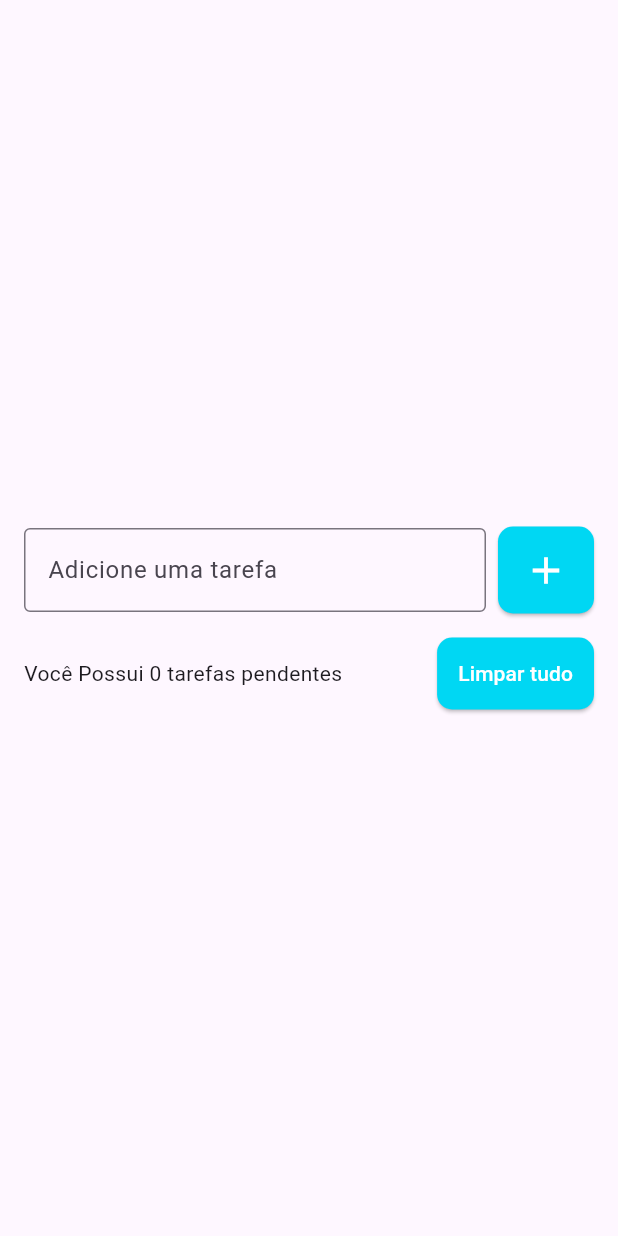
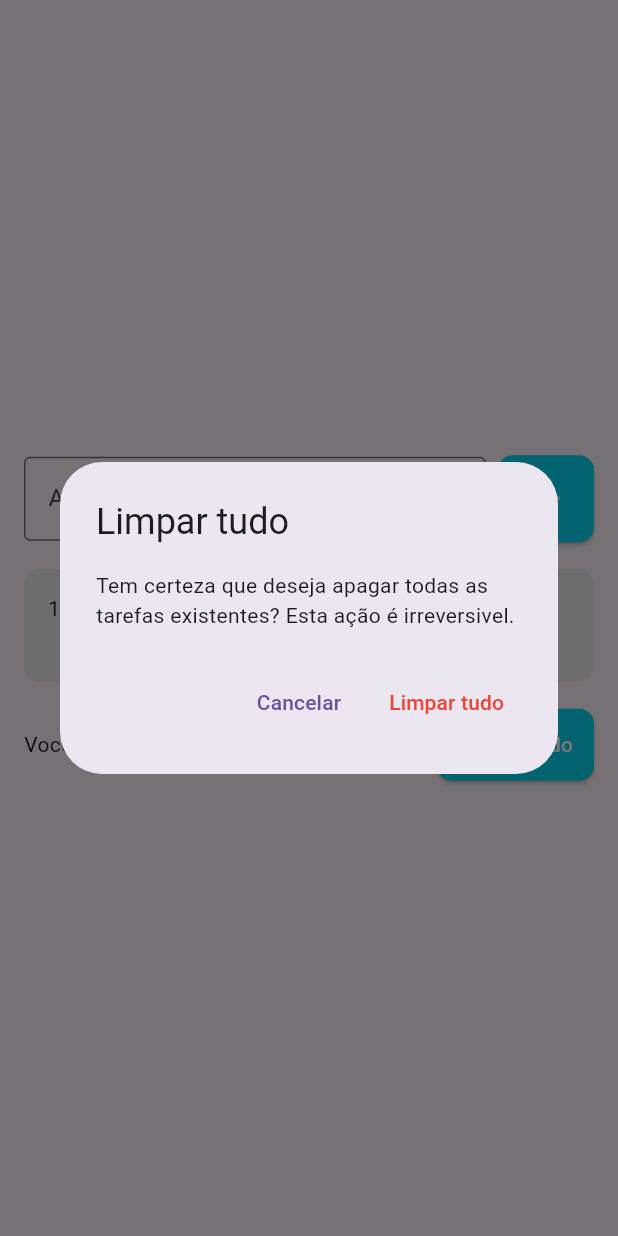
Before and after one commit to petersudario/flutter_todo_list, a Flutter app: the screen it shows after launch, after a tap on the "add" icon, after a tap on "Limpar tudo", on a phone screen of 412 x 824 dp. Run offline on Flutter 3.47's test engine with Material 3 defaults, Android fonts, the phone set to English and light mode, and no system bars; drawn by our look-alikes of flutter_slidable.

```diff
--- a/lib/main.dart
+++ b/lib/main.dart
@@ -11,6 +11,7 @@ class MyApp extends StatelessWidget {
   @override
   Widget build(BuildContext context) {
     return MaterialApp(
+      debugShowCheckedModeBanner: false,
       home: TodoListPage(),
     );
   }
--- /dev/null
+++ b/lib/models/todo.dart
@@ -0,0 +1,8 @@
+class Todo {
+
+  Todo({required this.title, required this.date});
+
+  String title;
+
+  DateTime date;
+}
--- a/lib/pages/todo_list_page.dart
+++ b/lib/pages/todo_list_page.dart
@@ -1,25 +1,28 @@
 import 'package:flutter/material.dart';
+import 'package:todo_list/widgets/todo_list_item.dart';
+
+import '../models/todo.dart';
 
 class TodoListPage extends StatefulWidget {
-  TodoListPage({super.key});
+  const TodoListPage({super.key});
 
   @override
   State<TodoListPage> createState() => _TodoListPageState();
 }
 
 class _TodoListPageState extends State<TodoListPage> {
-  List<String> todoList = [];
-
+  List<Todo> todoList = [];
   final TextEditingController todoController = TextEditingController();
-  DateTime now = DateTime.now();
-
+  Todo? deletedTodo;
+  int? deletedTodoPos;
 
   @override
   Widget build(BuildContext context) {
-    return Scaffold(
+    return SafeArea(
+      child: Scaffold(
           body: Center(
         child: Padding(
-        padding: EdgeInsets.symmetric(horizontal: 16),
+          padding: EdgeInsets.all(16),
           child: Column(
             mainAxisSize: MainAxisSize.min,
             children: [
@@ -40,7 +43,10 @@ class _TodoListPageState extends State<TodoListPage> {
                       onPressed: () {
                         String text = todoController.text;
                         setState(() {
-                        todoList.add(text);
+                          Todo newTodo =
+                              Todo(title: text, date: DateTime.now());
+
+                          todoList.add(newTodo);
                         });
                       },
                       style: ElevatedButton.styleFrom(
@@ -62,29 +68,26 @@ class _TodoListPageState extends State<TodoListPage> {
                 child: ListView(
                   shrinkWrap: true,
                   children: [
-                  for (String todo in todoList)
-                    ListTile(
-                      title: Text(todo, style: TextStyle(color: Colors.black),),
-                      subtitle: Text(
-                          '${now.day}/${now.month}/${now.year} - ${now.hour}:${now.minute}'),
-                      leading: Icon(
-                        Icons.check,
-                        size: 30,
-                      ),
+                    for (Todo todo in todoList)
+                      TodoListItem(
+                        todo: todo,
+                        delete: onDelete,
                       )
                   ],
                 ),
               ),
+              SizedBox(
+                height: 16,
+              ),
               Row(
                 children: [
                   Expanded(
-                  child: Text('Você Possui 0 tarefas pendentes'),
+                    child: Text(
+                        'Você Possui ${todoList.length} tarefas pendentes'),
                   ),
                   ElevatedButton(
                     onPressed: () {
-                    setState(() {
-                      todoList.clear();
-                    });
+                      deleteAllDialog();
                     },
                     style: ElevatedButton.styleFrom(
                         backgroundColor: Color(0xff00d7f3),
@@ -101,6 +104,60 @@ class _TodoListPageState extends State<TodoListPage> {
             ],
           ),
         ),
+      )),
+    );
+  }
+
+  void onDelete(Todo todo) {
+    deletedTodo = todo;
+    deletedTodoPos = todoList.indexOf(todo);
+    setState(() {
+      todoList.remove(todo);
+    });
+
+    ScaffoldMessenger.of(context).clearSnackBars();
+    ScaffoldMessenger.of(context).showSnackBar(SnackBar(
+      content: Text(
+        'Tarefa removida com sucesso!',
+        style: TextStyle(color: Colors.white),
+      ),
+      backgroundColor: Colors.blue,
+      action: SnackBarAction(
+        label: 'Desfazer',
+        textColor: Colors.white,
+        onPressed: () {
+          setState(() {
+            todoList.insert(deletedTodoPos!, deletedTodo!);
+          });
+        },
+      ),
+    ));
+  }
+
+  void deleteAllDialog() {
+    showDialog(
+        context: context,
+        builder: (context) => AlertDialog(
+              title: Text('Limpar tudo'),
+              content: Text(
+                  'Tem certeza que deseja apagar todas as tarefas existentes? Esta ação é irreversivel.'),
+              actions: [
+                TextButton(
+                    onPressed: () {
+
+                      Navigator.of(context).pop();
+                    },
+                    child: Text('Cancelar')),
+                TextButton(
+                    onPressed: () {
+                      setState(() {
+                        todoList.clear();
+                      });
+                      Navigator.of(context).pop();
+                    },
+                    style: TextButton.styleFrom(primary: Colors.red),
+                    child: Text('Limpar tudo')),
+              ],
             ));
   }
 }
--- /dev/null
+++ b/lib/widgets/todo_list_item.dart
@@ -0,0 +1,56 @@
+import 'package:flutter/material.dart';
+import 'package:intl/intl.dart';
+import 'package:flutter_slidable/flutter_slidable.dart';
+import '../models/todo.dart';
+
+class TodoListItem extends StatelessWidget {
+  const TodoListItem({super.key, required this.todo, required this.delete});
+
+  final Todo todo;
+  final Function(Todo) delete;
+
+  @override
+  Widget build(BuildContext context) {
+    return Container(
+      padding: const EdgeInsets.symmetric(vertical: 2),
+      child: Slidable(
+        endActionPane: ActionPane(
+          extentRatio: 0.25,
+          motion: StretchMotion(),
+          children: [
+            SlidableAction(
+
+              backgroundColor: Colors.red,
+              icon: Icons.delete,
+              label: 'Deletar',
+              padding: EdgeInsets.symmetric(horizontal: 10), onPressed: (BuildContext context) { delete(todo); },
+            )
+          ],
+        ),
+        child: Container(
+          width: 400,
+          decoration: BoxDecoration(
+            color: Colors.grey[200],
+            borderRadius: BorderRadius.circular(10.0),
+          ),
+          padding: EdgeInsets.all(16),
+          child: Column(
+            crossAxisAlignment: CrossAxisAlignment.stretch,
+            children: [
+              Text(
+                DateFormat("dd/MMM/yyyy HH:mm").format(todo.date),
+              ),
+              Text(
+                todo.title,
+                style: TextStyle(
+                  fontSize: 16,
+                  fontWeight: FontWeight.w600,
+                ),
+              )
+            ],
+          ),
+        ),
+      ),
+    );
+  }
+}
--- a/pubspec.yaml
+++ b/pubspec.yaml
@@ -47,6 +47,8 @@ dev_dependencies:
   # rules and activating additional ones.
   flutter_lints: ^2.0.0
   flutter_launcher_icons: ^0.13.1
+  intl: ^0.17.0
+  flutter_slidable: ^3.0.1
 
 flutter_launcher_icons:
   android: true
```
Also changed, not shown: pubspec.lock. Lines whose indentation alone changed are shown as unchanged.
